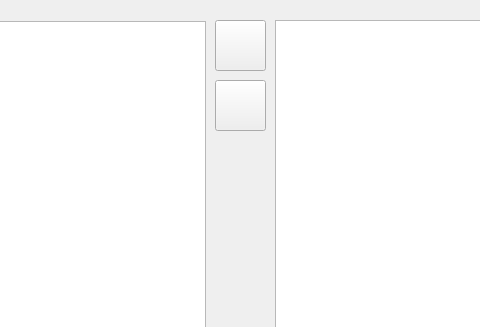
First picture: the form in layout/chat.ui, repository AlbatovK/PyChat, before the edit; both pictures show x 85 to 565 and y 0 to 327 of the 800 by 600 pixel window.
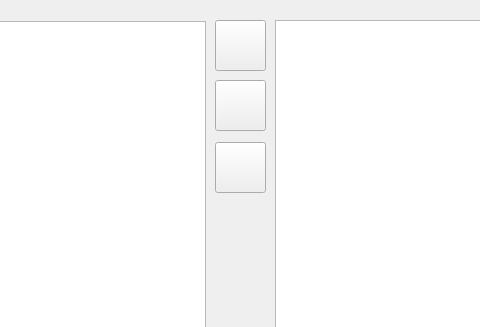
Second picture: the form after the edit.

The edit to the form file:
```diff
--- a/layout/chat.ui
+++ b/layout/chat.ui
@@ -149,6 +149,22 @@
      <string/>
     </property>
    </widget>
+   <widget class="QPushButton" name="settings_btn">
+    <property name="geometry">
+     <rect>
+      <x>300</x>
+      <y>142</y>
+      <width>51</width>
+      <height>51</height>
+     </rect>
+    </property>
+    <property name="toolTip">
+     <string>Настройки</string>
+    </property>
+    <property name="text">
+     <string/>
+    </property>
+   </widget>
   </widget>
   <widget class="QMenuBar" name="menubar">
    <property name="geometry">
```
